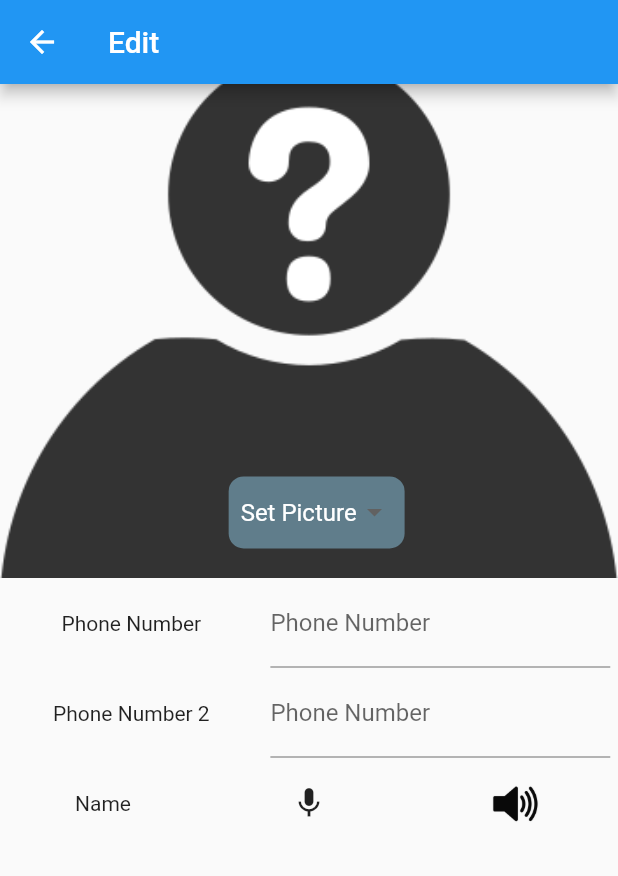
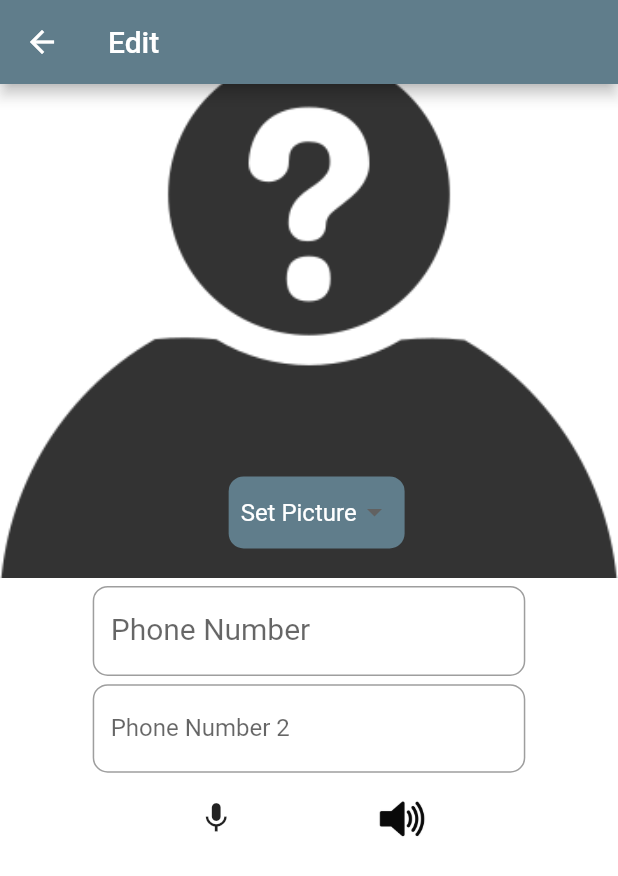
Before and after one commit to saiyitaung/contactdemo, a Flutter app: the EditContact screen opened directly with empty values, on a phone screen of 412 x 824 dp. Shown: the top 876 px of the screen. Run offline on Flutter 3.47's test engine with Material 2 defaults, Android fonts, the light colour scheme and no system bars; our stand-ins replace audioplayers, flutter_slidable, hive, hive_flutter, image_picker; missing offline and left inert: call_log, flutter_audio_recorder2, flutter_phone_direct_caller; accounts and stored records are empty; statements that could not run were skipped.

Commit message:
fix some bugs and change some ui

```diff
--- a/lib/editcontact.dart
+++ b/lib/editcontact.dart
@@ -74,11 +74,11 @@ class _EditContactState extends State<EditContact> {
                         underline: Container(),
                         items: [
                           DropdownMenuItem<ImageSource>(
-                            child: Text("Camera"),
+                            child: Text("Camera",style: TextStyle(color: Colors.white),),
                             value: ImageSource.camera,
                           ),
                           DropdownMenuItem<ImageSource>(
-                            child: Text("gallery"),
+                            child: Text("gallery",style: TextStyle(color: Colors.white),),
                             value: ImageSource.gallery,
                           )
                         ],
@@ -150,23 +150,26 @@ class _EditContactState extends State<EditContact> {
                 ],
               ),
             ),
+            SizedBox(height: 5,),
             Container(
               height: 60,
               width: MediaQuery.of(context).size.width,
               child: Row(
                 mainAxisAlignment: MainAxisAlignment.spaceAround,
                 children: [
-                  Container(
-                    child: Text(
-                      "Phone Number",
-                      textAlign: TextAlign.center,
-                    ),
-                    width: (MediaQuery.of(context).size.width / 100) * 40,
-                  ),
+                  // Container(
+                  //   child: Text(
+                  //     "Phone Number",
+                  //     textAlign: TextAlign.center,
+                  //   ),
+                  //   width: (MediaQuery.of(context).size.width / 100) * 40,
+                  // ),
                   Container(
                     child: TextField(
+                      style: TextStyle(fontSize: 20),
                       keyboardType: TextInputType.number,
                       decoration: InputDecoration(
+                          border: OutlineInputBorder(borderRadius: BorderRadius.circular(10)),
                           hintText: "Phone Number", labelText: "Phone Number"),
                       controller: phCtl,
                       onChanged: (v) {
@@ -176,29 +179,31 @@ class _EditContactState extends State<EditContact> {
                          }
                       },
                     ),
-                    width: (MediaQuery.of(context).size.width / 100) * 55,
+                    width: (MediaQuery.of(context).size.width / 100) * 70,
                   ),
                 ],
               ),
             ),
+            SizedBox(height:5),
             Container(
               height: 60,
               width: MediaQuery.of(context).size.width,
               child: Row(
                 mainAxisAlignment: MainAxisAlignment.spaceAround,
                 children: [
-                  Container(
-                    child: Text(
-                      "Phone Number 2",
-                      textAlign: TextAlign.center,
-                    ),
-                    width: (MediaQuery.of(context).size.width / 100) * 40,
-                  ),
+                  // Container(
+                  //   child: Text(
+                  //     "Phone Number 2",
+                  //     textAlign: TextAlign.center,
+                  //   ),
+                  //   width: (MediaQuery.of(context).size.width / 100) * 40,
+                  // ),
                   Container(
                     child: TextField(
                       keyboardType: TextInputType.number,
                       decoration: InputDecoration(
-                          hintText: "Phone Number", labelText: "Phone Number"),
+                          border: OutlineInputBorder(borderRadius: BorderRadius.circular(10),),
+                          hintText: "Phone Number 2 ", labelText: "Phone Number 2"),
                       controller: phCtl2,
                       onChanged: (v) {
                         if (v.length > 8 && v.length < 12) {
@@ -212,7 +217,7 @@ class _EditContactState extends State<EditContact> {
                         }
                       },
                     ),
-                    width: (MediaQuery.of(context).size.width / 100) * 55,
+                    width: (MediaQuery.of(context).size.width / 100) * 70,
                   ),
                 ],
               ),
@@ -221,15 +226,15 @@ class _EditContactState extends State<EditContact> {
               height: 60,
               width: MediaQuery.of(context).size.width,
               child: Row(
-                mainAxisAlignment: MainAxisAlignment.spaceAround,
+                mainAxisAlignment: MainAxisAlignment.center,
                 children: [
-                  Container(
-                    child: Text(
-                      "Name",
-                      textAlign: TextAlign.center,
-                    ),
-                    width: (MediaQuery.of(context).size.width / 100) * 30,
-                  ),
+                  // Container(
+                  //   child: Text(
+                  //     "Name",
+                  //     textAlign: TextAlign.center,
+                  //   ),
+                  //   width: (MediaQuery.of(context).size.width / 100) * 30,
+                  // ),
                   Container(
                     child: IconButton(
                       icon: Icon(Icons.mic),
@@ -279,7 +284,8 @@ class _EditContactState extends State<EditContact> {
                         await player.play(contact.audioName!);
                       },
                       icon: Image(
-                        image: AssetImage("assets/img/speaker.png"),
+
+                        image: AssetImage("assets/img/speaker.png",),
                       ),
                     ),
                     width: (MediaQuery.of(context).size.width / 100) * 30,
--- a/lib/home.dart
+++ b/lib/home.dart
@@ -74,6 +74,7 @@ class _MyHomePageState extends State<MyHomePage> {
                             favorites =
                                 favoritesList(contactsBox.values.toList());
                             return ListView.builder(
+                              padding: EdgeInsets.only(right:80),
                               itemBuilder: (context, index) {
                                 return Container(
                                   height: 80,
@@ -172,7 +173,7 @@ class _MyHomePageState extends State<MyHomePage> {
                             ),
                             title: Text(
                               "${log.number}",
-                              style: TextStyle(fontSize: 22),
+                              style: TextStyle(fontSize: 22,color: index == 0 && log.callType == CallType.missed ? Colors.red:null),
                             ),
                             subtitle: Row(
                               children: [
@@ -238,7 +239,7 @@ class _MyHomePageState extends State<MyHomePage> {
                                     icon: Icon(
                                       Icons.call,
                                       size: 28,
-                                      color: Colors.green,
+                                      color: Colors.teal,
                                     ),
                                     onPressed: () {
                                       FlutterPhoneDirectCaller.callNumber(
--- a/lib/main.dart
+++ b/lib/main.dart
@@ -22,9 +22,10 @@ class MyApp extends StatelessWidget {
   @override
   Widget build(BuildContext context) {
     return MaterialApp(
-      title: 'Flutter Demo',
+      title: 'My contact App',
       theme: ThemeData(
-        primarySwatch: Colors.blue,
+        primarySwatch: Colors.blueGrey,
+        scaffoldBackgroundColor: Colors.white70,
       ),
       home: MyHomePage(title: 'my contact demo'),
     );
```
Also changed, not shown: lib/contactlist.dart (+14 -13 lines), lib/detail.dart (+47 -12 lines), lib/newcontact.dart (+25 -13 lines), lib/utils/util.dart (+30 -8 lines).
